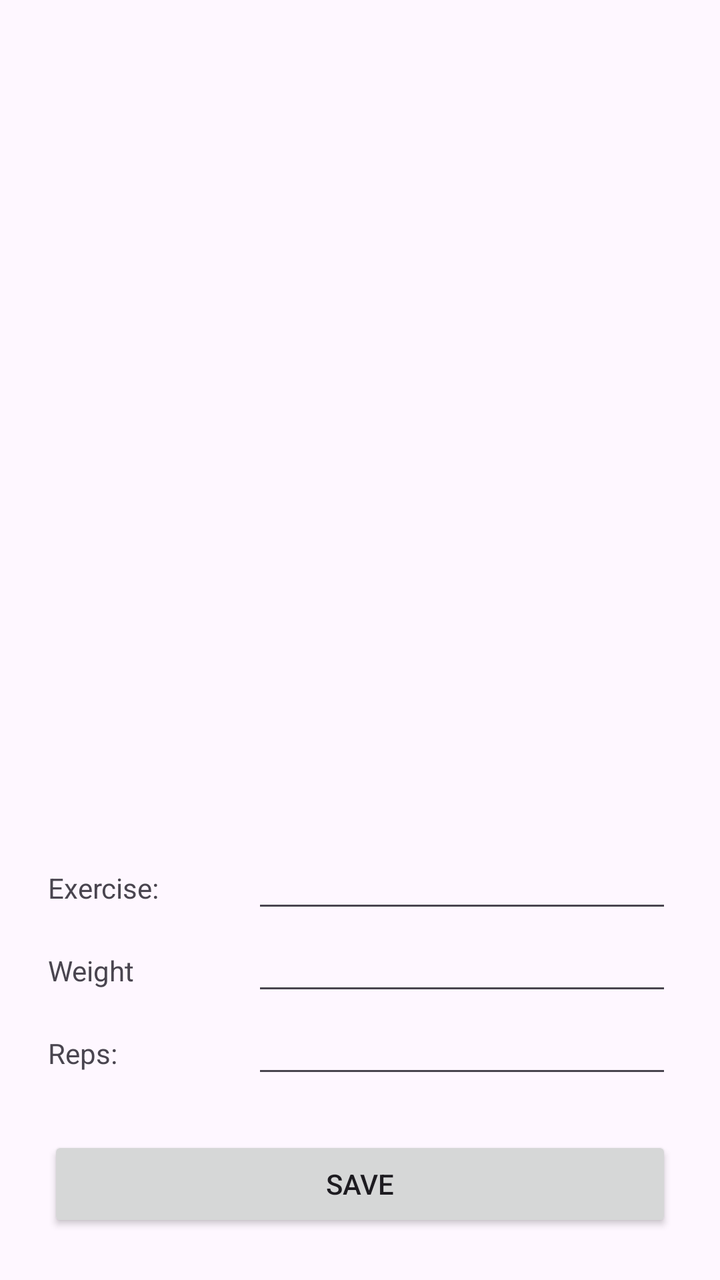
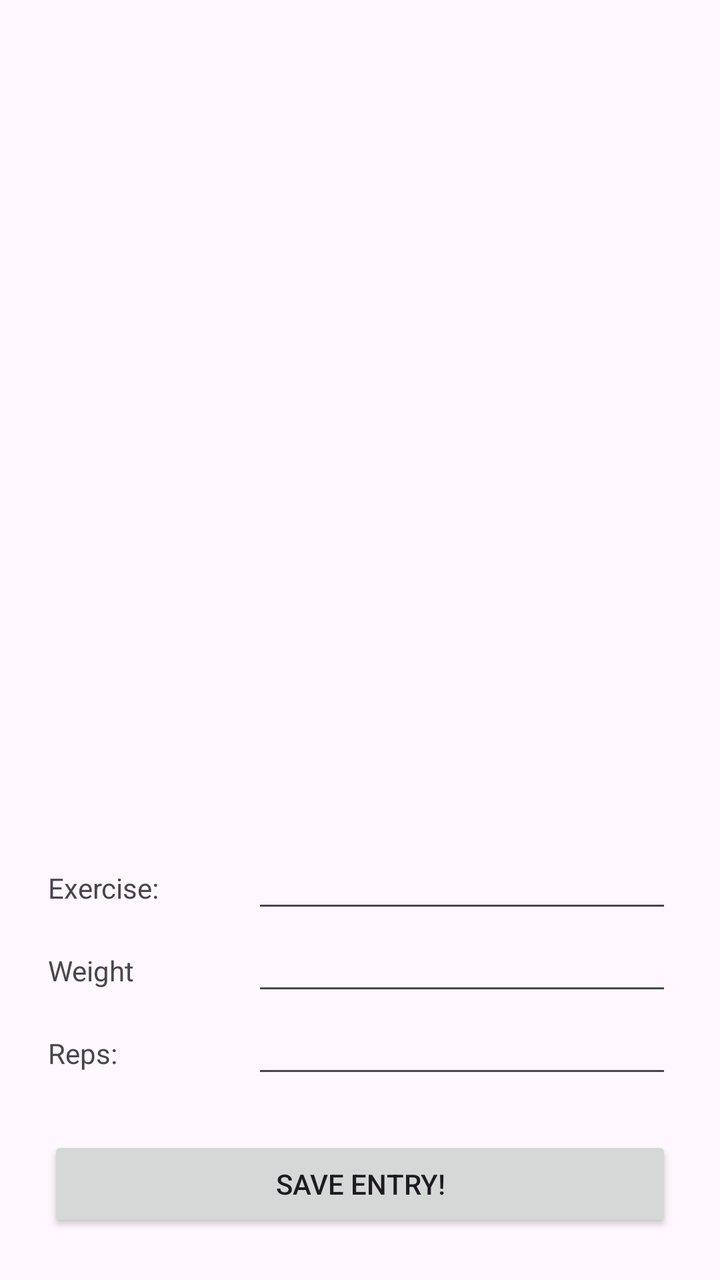

The first picture is an Android layout as it rendered before a commit; the second is the same layout after the commit. The layout source and the unified diff follow.
<!-- AndroidManifest.xml: application theme Theme.GymLog -->
<!-- res/layout/activity_main.xml -->
<?xml version="1.0" encoding="utf-8"?>
<androidx.constraintlayout.widget.ConstraintLayout xmlns:android="http://schemas.android.com/apk/res/android"
    xmlns:app="http://schemas.android.com/apk/res-auto"
    xmlns:tools="http://schemas.android.com/tools"
    android:id="@+id/main"
    android:layout_width="match_parent"
    android:layout_height="match_parent"
    tools:context=".MainActivity">

    <LinearLayout
        android:layout_width="0dp"
        android:layout_height="0dp"
        android:layout_marginStart="24dp"
        android:layout_marginTop="24dp"
        android:layout_marginEnd="24dp"
        android:layout_marginBottom="24dp"
        android:orientation="vertical"
        app:layout_constraintBottom_toBottomOf="parent"
        app:layout_constraintEnd_toEndOf="parent"
        app:layout_constraintStart_toStartOf="parent"
        app:layout_constraintTop_toTopOf="parent">

        <ScrollView
            android:layout_width="match_parent"
            android:layout_height="wrap_content"
            android:layout_weight="1">

            <LinearLayout
                android:id="@+id/entriesList"
                android:layout_width="match_parent"
                android:layout_height="wrap_content"
                android:orientation="vertical"></LinearLayout>
        </ScrollView>

        <LinearLayout
            android:layout_width="match_parent"
            android:layout_height="wrap_content"
            android:orientation="horizontal">

            <TextView
                android:id="@+id/textView"
                android:layout_width="96dp"
                android:layout_height="wrap_content"
                android:layout_weight="1"
                android:text="Exercise: " />

            <EditText
                android:id="@+id/editTextText"
                android:layout_width="wrap_content"
                android:layout_height="wrap_content"
                android:ems="10"
                android:inputType="text" />

        </LinearLayout>

        <LinearLayout
            android:layout_width="match_parent"
            android:layout_height="wrap_content"
            android:orientation="horizontal">

            <TextView
                android:id="@+id/textView3"
                android:layout_width="96dp"
                android:layout_height="wrap_content"
                android:layout_weight="1"
                android:text="Weight" />

            <EditText
                android:id="@+id/editTextNumberDecimal"
                android:layout_width="wrap_content"
                android:layout_height="wrap_content"
                android:ems="10"
                android:inputType="numberDecimal" />
        </LinearLayout>

        <LinearLayout
            android:layout_width="match_parent"
            android:layout_height="wrap_content"
            android:orientation="horizontal">

            <TextView
                android:id="@+id/textView2"
                android:layout_width="96dp"
                android:layout_height="wrap_content"
                android:layout_weight="1"
                android:text="Reps: " />

            <EditText
                android:id="@+id/editTextNumberSigned"
                android:layout_width="wrap_content"
                android:layout_height="wrap_content"
                android:ems="10"
                android:inputType="numberSigned" />
        </LinearLayout>

        <Button
            android:id="@+id/button"
            android:layout_width="match_parent"
            android:layout_height="wrap_content"
            android:layout_marginTop="24dp"
            android:text="Save" />

    </LinearLayout>

</androidx.constraintlayout.widget.ConstraintLayout>
<!-- resources referenced by this layout -->
<resources>
  <style name="Theme.GymLog" parent="Base.Theme.GymLog" />
  <style name="Base.Theme.GymLog" parent="Theme.Material3.DayNight.NoActionBar">
          
          
      </style>
</resources>

<!-- the commit's change to res/layout/activity_main.xml (unified diff, before → after) -->
@@ -98,7 +98,7 @@
             android:layout_width="match_parent"
             android:layout_height="wrap_content"
             android:layout_marginTop="24dp"
-            android:text="Save" />
+            android:text="Save Entry!" />
 
     </LinearLayout>
 
